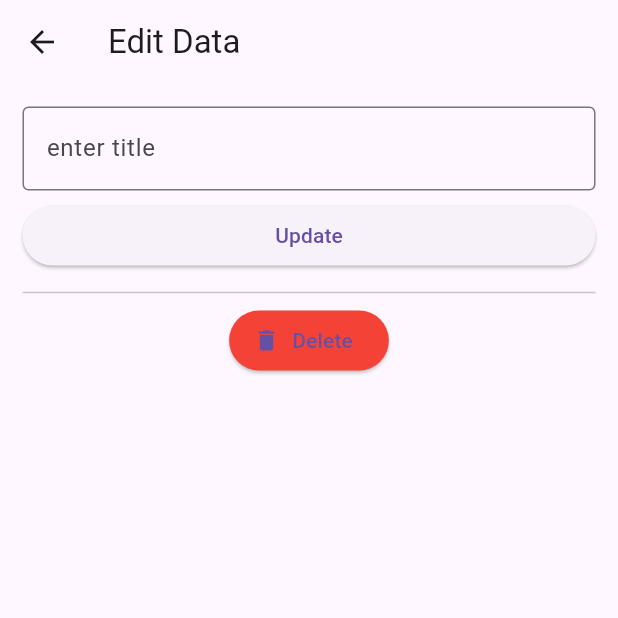
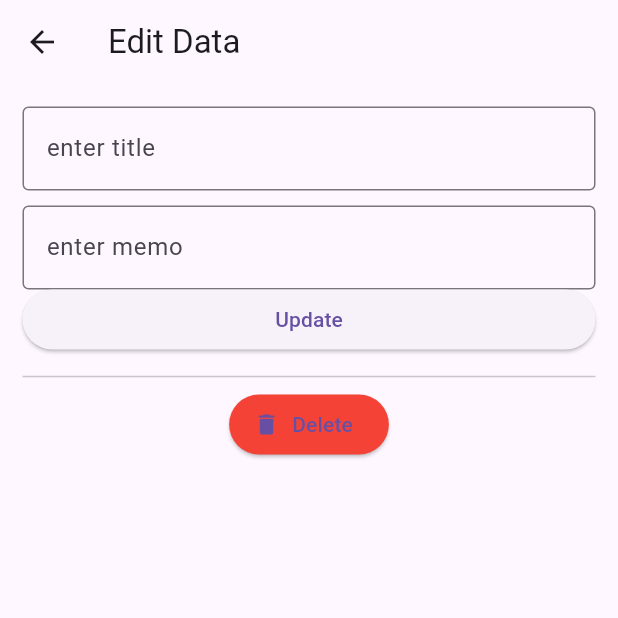
Before and after one commit to hanyusok/flutter_supabase, a Flutter app: the EditPage screen opened directly with empty values, after a tap on "Update", on a phone screen of 412 x 824 dp, the top half of it. Run offline on Flutter 3.47's test engine with Material 3 defaults, Android fonts, the phone set to English and light mode, and no system bars; our stand-ins replace file_picker, flutter_dotenv, supabase_flutter; accounts and stored records are empty; network calls fail.

```diff
--- a/lib/main.dart
+++ b/lib/main.dart
@@ -1,6 +1,4 @@
 import 'package:flutter/material.dart';
-// import 'package:flutter_supabase/pages/create_page.dart';
-// import 'package:flutter_supabase/pages/edit_page.dart';
 import 'package:flutter_supabase/pages/home_page.dart';
 import 'package:flutter_supabase/pages/start_page.dart';
 import 'package:supabase_flutter/supabase_flutter.dart';
@@ -12,7 +10,6 @@ void main() async {
   String supabaseUrl = dotenv.env['SUPABASE_URL'] ?? '';
   String supabaseKey = dotenv.env['SUPABASE_KEY'] ?? '';
   await Supabase.initialize(url: supabaseUrl, anonKey: supabaseKey);
-
   runApp(const MyApp());
 }
 
@@ -42,7 +39,7 @@ class AuthPage extends StatefulWidget {
 
 class _AuthPageState extends State<AuthPage> {
   final SupabaseClient supabase = Supabase.instance.client;
-  User? _user;
+  late User? _user;
 
   @override
   void initState() {
--- a/lib/pages/edit_page.dart
+++ b/lib/pages/edit_page.dart
@@ -2,9 +2,10 @@ import "package:flutter/material.dart";
 import "package:supabase_flutter/supabase_flutter.dart";
 
 class EditPage extends StatefulWidget {
-  final String editData;
+  final String editTitle;
+  final String editMemo;
   final int editId;
-  const EditPage(this.editData, this.editId, {super.key});
+  const EditPage(this.editTitle, this.editMemo, this.editId, {super.key});
 
   @override
   State<EditPage> createState() => _EditPageState();
@@ -13,11 +14,13 @@ class EditPage extends StatefulWidget {
 class _EditPageState extends State<EditPage> {
   bool isLoading = false;
   TextEditingController titleController = TextEditingController();
+  TextEditingController memoController = TextEditingController();
   SupabaseClient supabase = Supabase.instance.client;
 
   @override
   void dispose() {
     titleController.dispose();
+    memoController.dispose();
     supabase.dispose();
     super.dispose();
   }
@@ -29,9 +32,11 @@ class _EditPageState extends State<EditPage> {
       });
 
       try {
-        await supabase.from('todos').update(
-            {'title': titleController.text}).match({'id': widget.editId});
-        Future.delayed(const Duration(seconds: 1));
+        await supabase.from('todos').update({
+          'title': titleController.text,
+          'memo': memoController.text
+        }).match({'id': widget.editId});
+        // Future.delayed(const Duration(seconds: 1));
         if (!mounted) return;
         Navigator.pop(context);
       } catch (e) {
@@ -51,7 +56,7 @@ class _EditPageState extends State<EditPage> {
 
     try {
       await supabase.from('todos').delete().match({'id': widget.editId});
-      Future.delayed(const Duration(seconds: 1));
+      // Future.delayed(const Duration(seconds: 1));
       if (!mounted) return;
       Navigator.pop(context);
     } catch (e) {
@@ -65,7 +70,8 @@ class _EditPageState extends State<EditPage> {
 
   @override
   void initState() {
-    titleController.text = widget.editData;
+    titleController.text = widget.editTitle;
+    memoController.text = widget.editMemo;
     super.initState();
   }
 
@@ -84,6 +90,11 @@ class _EditPageState extends State<EditPage> {
             ),
             const SizedBox(
               height: 10,
+            ),
+            TextField(
+              controller: memoController,
+              decoration: const InputDecoration(
+                  hintText: "enter memo", border: OutlineInputBorder()),
             ),
             isLoading
                 ? const Center(
--- a/lib/pages/home_page.dart
+++ b/lib/pages/home_page.dart
@@ -74,14 +74,16 @@ class _HomePageState extends State<HomePage> {
                 itemBuilder: (context, int index) {
                   var data = snapshot.data[index];
                   return ListTile(
+                    leading: const Icon(Icons.task_alt),
                     title: Text(data['title']),
+                    subtitle: Text(data['memo']),
                     trailing: IconButton(
                       onPressed: () {
                         Navigator.push(
                             context,
                             MaterialPageRoute(
-                                builder: (context) =>
-                                    EditPage(data['title'], data['id'])));
+                                builder: (context) => EditPage(
+                                    data['title'], data['memo'], data['id'])));
                       },
                       icon: const Icon(
                         Icons.edit,
--- a/lib/pages/start_page.dart
+++ b/lib/pages/start_page.dart
@@ -13,8 +13,8 @@ class _StartPageState extends State<StartPage> {
   final SupabaseClient supabase = Supabase.instance.client;
   bool _signInLoading = false;
   bool _signUpLoading = false;
-  final _emailController = TextEditingController();
-  final _passwordController = TextEditingController();
+  final TextEditingController _emailController = TextEditingController();
+  final TextEditingController _passwordController = TextEditingController();
   final _formKey = GlobalKey<FormState>();
   bool _googleSignInLoading = false;
 
```
Also changed, not shown: lib/pages/create_page.dart (+11 -3 lines).
